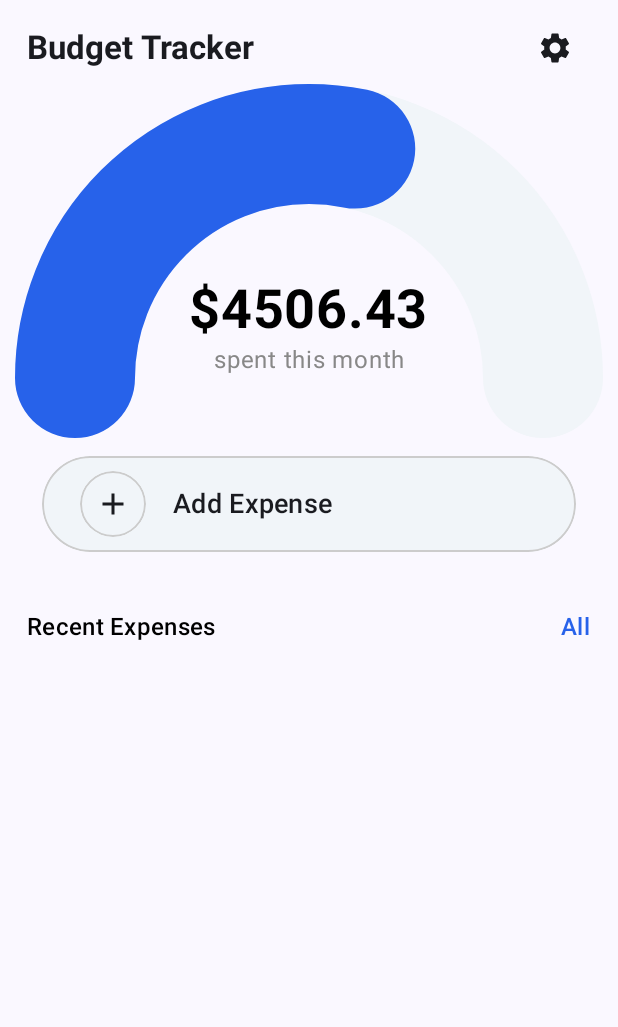
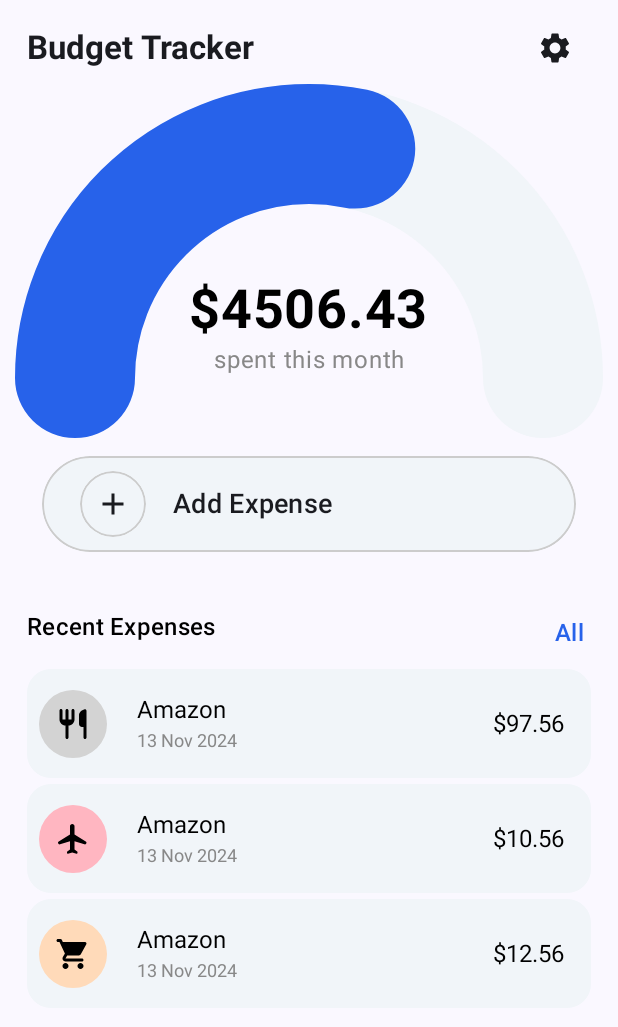
Before and after one commit to lchintha/BudgetIt, an Android app built with Jetpack Compose: the screen it shows after launch (MainActivity), after a tap on "Continue", on a phone screen of 412 x 824 dp. Shown: the top 1027 px of the screen. Run offline under Robolectric (Android 15) with nearby library versions, the phone set to English and light mode, and no system bars.

Commit message:
Completed add category screen.

```diff
--- a/app/src/main/java/com/iquad/budgetit/BudgetItNavHost.kt
+++ b/app/src/main/java/com/iquad/budgetit/BudgetItNavHost.kt
@@ -8,6 +8,7 @@ import androidx.navigation.compose.NavHost
 import androidx.navigation.compose.composable
 import androidx.navigation.compose.rememberNavController
 import com.iquad.budgetit.enterbudget.EnterBudgetScreen
+import com.iquad.budgetit.expenses.AddCategory
 import com.iquad.budgetit.expenses.AddExpenseScreen
 import com.iquad.budgetit.expenses.AllExpensesScreen
 import com.iquad.budgetit.homescreen.HomeScreen
@@ -36,5 +37,8 @@ fun BudgetItNavHost(innerPadding: PaddingValues) {
         composable(route = Screen.AllExpensesScreen.route) {
             AllExpensesScreen(navController)
         }
+        composable(route = Screen.AddCategory.route) {
+            AddCategory(navController)
+        }
     }
 }
--- a/app/src/main/java/com/iquad/budgetit/Screen.kt
+++ b/app/src/main/java/com/iquad/budgetit/Screen.kt
@@ -6,4 +6,5 @@ sealed class Screen(val route: String){
     data object AddExpenseScreen : Screen("add_expense_screen")
     data object SettingsScreen : Screen("settings_screen")
     data object AllExpensesScreen : Screen("all_expenses_screen")
+    data object AddCategory : Screen("add_category")
 }
--- a/app/src/main/java/com/iquad/budgetit/expenses/AllExpensesScreen.kt
+++ b/app/src/main/java/com/iquad/budgetit/expenses/AllExpensesScreen.kt
@@ -45,7 +45,6 @@ fun AllExpensesScreen(
     navController: NavController
 ) {
     val expenses = getListOfExpenses().toMutableList()
-    expenses.addAll(getListOfExpenses())
     expenses.addAll(getListOfExpenses())
 
     Box(
@@ -161,7 +160,7 @@ fun getListOfExpenses(): List<Expense> {
             category = Category(
                 id = 1,
                 name = "Food",
-                icon = CategoryIcon.PERSON,
+                icon = CategoryIcon.RESTAURANTS,
                 color = "#D3D3D3"
             ),
         ),
@@ -173,7 +172,7 @@ fun getListOfExpenses(): List<Expense> {
             category = Category(
                 id = 1,
                 name = "Food",
-                icon = CategoryIcon.HOME,
+                icon = CategoryIcon.VACATION,
                 color = "#FFB6C1"
             ),
         ),
@@ -185,7 +184,7 @@ fun getListOfExpenses(): List<Expense> {
             category = Category(
                 id = 1,
                 name = "Food",
-                icon = CategoryIcon.SETTINGS,
+                icon = CategoryIcon.GROCERY,
                 color = "#FFDAB9"
             ),
         ),
@@ -197,7 +196,7 @@ fun getListOfExpenses(): List<Expense> {
             category = Category(
                 id = 1,
                 name = "Food",
-                icon = CategoryIcon.SHOPPING,
+                icon = CategoryIcon.EDUCATION,
                 color = "#ADD8E6"
             ),
         )
--- a/app/src/main/java/com/iquad/budgetit/homescreen/HomeScreen.kt
+++ b/app/src/main/java/com/iquad/budgetit/homescreen/HomeScreen.kt
@@ -12,6 +12,8 @@ import androidx.compose.foundation.layout.fillMaxSize
 import androidx.compose.foundation.layout.fillMaxWidth
 import androidx.compose.foundation.layout.height
 import androidx.compose.foundation.layout.padding
+import androidx.compose.foundation.lazy.LazyColumn
+import androidx.compose.foundation.lazy.items
 import androidx.compose.foundation.shape.CircleShape
 import androidx.compose.material.icons.Icons
 import androidx.compose.material.icons.filled.Add
@@ -36,6 +38,8 @@ import androidx.navigation.compose.rememberNavController
 import com.iquad.budgetit.R
 import com.iquad.budgetit.Screen
 import com.iquad.budgetit.charts.HalfCircleProgressBar
+import com.iquad.budgetit.expenses.ExpenseItem
+import com.iquad.budgetit.expenses.getListOfExpenses
 
 @Composable
 fun HomeScreen(navController: NavController) {
@@ -150,6 +154,8 @@ fun AddExpenseButton(navController: NavController) {
 fun RecentExpenses(
     onClickListener: () -> Unit = {}
 ) {
+    val expenses = getListOfExpenses().take(3)
+
     Column(
         modifier = Modifier
             .fillMaxWidth()
@@ -175,7 +181,18 @@ fun RecentExpenses(
                     .clickable {
                         onClickListener.invoke()
                     }
+                    .padding(4.dp)
             )
+        }
+        Spacer(modifier = Modifier.height(8.dp))
+        LazyColumn(
+            modifier = Modifier
+                .weight(1f),
+            verticalArrangement = Arrangement.spacedBy(4.dp)
+        ) {
+            items(expenses) { expense ->
+                ExpenseItem(expense)
+            }
         }
     }
 }
--- a/app/src/main/java/com/iquad/budgetit/utils/Icons.kt
+++ b/app/src/main/java/com/iquad/budgetit/utils/Icons.kt
@@ -1,17 +1,116 @@
 package com.iquad.budgetit.utils
 
 import androidx.compose.material.icons.Icons
-import androidx.compose.material.icons.rounded.Add
+import androidx.compose.material.icons.automirrored.rounded.TrendingUp
+import androidx.compose.material.icons.rounded.AutoStories
+import androidx.compose.material.icons.rounded.Calculate
+import androidx.compose.material.icons.rounded.CardGiftcard
+import androidx.compose.material.icons.rounded.Checkroom
+import androidx.compose.material.icons.rounded.ChildCare
+import androidx.compose.material.icons.rounded.CleaningServices
+import androidx.compose.material.icons.rounded.CloudDownload
+import androidx.compose.material.icons.rounded.Construction
+import androidx.compose.material.icons.rounded.CreditCard
+import androidx.compose.material.icons.rounded.CurrencyExchange
+import androidx.compose.material.icons.rounded.DevicesOther
+import androidx.compose.material.icons.rounded.DirectionsCar
+import androidx.compose.material.icons.rounded.EventSeat
+import androidx.compose.material.icons.rounded.Face
+import androidx.compose.material.icons.rounded.FamilyRestroom
+import androidx.compose.material.icons.rounded.FitnessCenter
+import androidx.compose.material.icons.rounded.Flight
+import androidx.compose.material.icons.rounded.HealthAndSafety
 import androidx.compose.material.icons.rounded.Home
-import androidx.compose.material.icons.rounded.Person
+import androidx.compose.material.icons.rounded.Luggage
+import androidx.compose.material.icons.rounded.MoreHoriz
+import androidx.compose.material.icons.rounded.Movie
+import androidx.compose.material.icons.rounded.Pets
+import androidx.compose.material.icons.rounded.PhoneAndroid
+import androidx.compose.material.icons.rounded.Restaurant
+import androidx.compose.material.icons.rounded.School
 import androidx.compose.material.icons.rounded.Settings
+import androidx.compose.material.icons.rounded.Shield
 import androidx.compose.material.icons.rounded.ShoppingCart
+import androidx.compose.material.icons.rounded.Shower
+import androidx.compose.material.icons.rounded.SportsTennis
+import androidx.compose.material.icons.rounded.Wifi
+import androidx.compose.material.icons.rounded.Yard
 import androidx.compose.ui.graphics.vector.ImageVector
 
 enum class CategoryIcon(val imageVector: ImageVector) {
-    ADD(Icons.Rounded.Add),
-    HOME(Icons.Rounded.Home),
-    SETTINGS(Icons.Rounded.Settings),
-    PERSON(Icons.Rounded.Person),
-    SHOPPING(Icons.Rounded.ShoppingCart),
+    // Essential Categories
+    GROCERY(Icons.Rounded.ShoppingCart),
+    RESTAURANTS(Icons.Rounded.Restaurant),
+    ENTERTAINMENT(Icons.Rounded.Movie),
+    UTILITIES(Icons.Rounded.Settings),
+    VACATION(Icons.Rounded.Flight),
+    EDUCATION(Icons.Rounded.School),
+    HOUSING(Icons.Rounded.Home),
+    TRANSPORTATION(Icons.Rounded.DirectionsCar),
+
+    // Personal Categories
+    HEALTH(Icons.Rounded.HealthAndSafety),
+    FITNESS(Icons.Rounded.FitnessCenter),
+    BEAUTY(Icons.Rounded.Face),
+    PERSONAL_CARE(Icons.Rounded.Shower),
+
+    // Financial Categories
+    INSURANCE(Icons.Rounded.Shield),
+    INVESTMENTS(Icons.AutoMirrored.Rounded.TrendingUp),
+    TAXES(Icons.Rounded.Calculate),
+    DEBT_PAYMENT(Icons.Rounded.CreditCard),
+
+    // Lifestyle Categories
+    PETS(Icons.Rounded.Pets),
+    HOBBIES(Icons.Rounded.SportsTennis),
+    GIFTS(Icons.Rounded.CardGiftcard),
+    CHARITIES(Icons.Rounded.CurrencyExchange),
+
+    // Technology and Communication
+    ELECTRONICS(Icons.Rounded.DevicesOther),
+    PHONE_BILL(Icons.Rounded.PhoneAndroid),
+    INTERNET_BILL(Icons.Rounded.Wifi),
+    SOFTWARE_SUBSCRIPTIONS(Icons.Rounded.CloudDownload),
+
+    // Family and Children
+    CHILDCARE(Icons.Rounded.ChildCare),
+    FAMILY_EXPENSES(Icons.Rounded.FamilyRestroom),
+    EDUCATION_EXPENSES(Icons.Rounded.School),
+
+    // Home and Maintenance
+    HOME_IMPROVEMENT(Icons.Rounded.Construction),
+    GARDENING(Icons.Rounded.Yard),
+    CLEANING_SUPPLIES(Icons.Rounded.CleaningServices),
+
+    // Miscellaneous
+    CLOTHING(Icons.Rounded.Checkroom),
+    BOOKS(Icons.Rounded.AutoStories),
+    TRAVEL_ACCESSORIES(Icons.Rounded.Luggage),
+    EVENTS(Icons.Rounded.EventSeat),
+
+    // Catch-all
+    OTHER(Icons.Rounded.MoreHoriz)
 }
+
+enum class CategoryColor(val color: String) {
+    LIGHT_GRAY("#D3D3D3"),
+    SILVER("#C0C0C0"),
+    GRAY("#808080"),
+    LIGHT_BLUE("#ADD8E6"),
+    SKY_BLUE("#87CEFA"),
+    CYAN("#008B8B"),
+    LIGHT_GREEN("#90EE90"),
+    YELLOW("#FFFF00"),
+    GOLDENROD("#DAA520"),
+    CORNFLOWER_BLUE("#6495ED"),
+    CORAL("#FF7F50"),
+    PINK("#FFC0CB"),
+    LAVENDER_BLUSH("#9400D3"), // Much darker Lavender Blush
+    MINT_CREAM("#00FA9A"), // Much darker Mint Cream
+    AZURE("#007FFF"),
+    PALE_VIOLET_RED("#DB7093"),
+    LIGHT_SALMON("#FFA07A"),
+    DARK_SEA_GREEN("#8FBC8F"),
+    MEDIUM_AQUAMARINE("#66CDAA"),
+    MEDIUM_TURQUOISE("#48D1CC")
+}
```
Also changed, not shown: app/src/main/java/com/iquad/budgetit/expenses/AddCategory.kt (added, +217 -0 lines), app/src/main/java/com/iquad/budgetit/expenses/AddExpenseScreen.kt (+14 -10 lines), app/src/main/java/com/iquad/budgetit/utils/BudgetItToolBar.kt (+6 -1 lines), app/src/main/res/values/strings.xml (+11 -0 lines).
